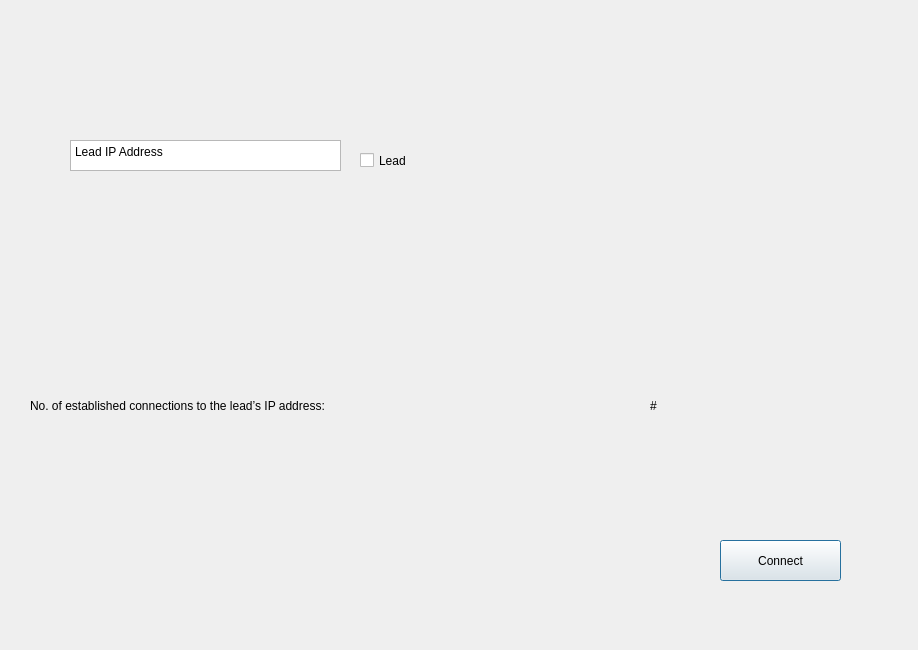
This is ui/Team Configuration.ui in CS4311-spring-2020/pick-tool-team14-keikaku as Qt 5 draws it before an edit. The edited form follows.
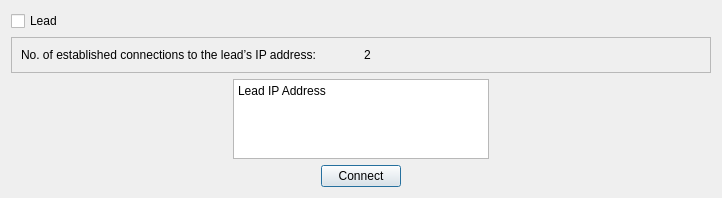
This is the edited form.

Commit message: export config

```diff
--- a/ui/Team Configuration.ui
+++ b/ui/Team Configuration.ui
@@ -6,95 +6,100 @@
    <rect>
     <x>0</x>
     <y>0</y>
-    <width>918</width>
-    <height>650</height>
+    <width>722</width>
+    <height>198</height>
    </rect>
   </property>
   <property name="windowTitle">
    <string>Dialog</string>
   </property>
+  <layout class="QVBoxLayout" name="verticalLayout">
+   <item>
   <widget class="QCheckBox" name="lead_box">
-   <property name="geometry">
-    <rect>
-     <x>360</x>
-     <y>140</y>
-     <width>61</width>
-     <height>41</height>
-    </rect>
+     <property name="styleSheet">
+      <string notr="true">
+font: 12pt &quot;Arial&quot;;</string>
    </property>
    <property name="text">
     <string>Lead</string>
    </property>
   </widget>
+   </item>
+   <item>
+    <widget class="QFrame" name="frame">
+     <property name="frameShape">
+      <enum>QFrame::StyledPanel</enum>
+     </property>
+     <property name="frameShadow">
+      <enum>QFrame::Raised</enum>
+     </property>
+     <layout class="QHBoxLayout" name="horizontalLayout">
+      <item>
+       <widget class="QLabel" name="label">
+        <property name="styleSheet">
+         <string notr="true">
+font: 14pt &quot;Arial&quot;;</string>
+        </property>
+        <property name="text">
+         <string>No. of established connections to the lead’s IP address:</string>
+        </property>
+       </widget>
+      </item>
+      <item>
+       <widget class="QLabel" name="number">
+        <property name="styleSheet">
+         <string notr="true">font: 87 14pt &quot;Arial&quot;;</string>
+        </property>
+        <property name="text">
+         <string>2</string>
+        </property>
+       </widget>
+      </item>
+     </layout>
+    </widget>
+   </item>
+   <item alignment="Qt::AlignHCenter">
   <widget class="QPlainTextEdit" name="plainTextEdit">
-   <property name="geometry">
-    <rect>
-     <x>70</x>
-     <y>140</y>
-     <width>271</width>
-     <height>31</height>
-    </rect>
+     <property name="sizePolicy">
+      <sizepolicy hsizetype="Minimum" vsizetype="Minimum">
+       <horstretch>0</horstretch>
+       <verstretch>0</verstretch>
+      </sizepolicy>
+     </property>
+     <property name="minimumSize">
+      <size>
+       <width>50</width>
+       <height>50</height>
+      </size>
+     </property>
+     <property name="maximumSize">
+      <size>
+       <width>300</width>
+       <height>80</height>
+      </size>
+     </property>
+     <property name="styleSheet">
+      <string notr="true">font: 10pt &quot;Arial&quot;;</string>
    </property>
    <property name="plainText">
     <string>Lead IP Address</string>
    </property>
   </widget>
-  <widget class="QLabel" name="label">
-   <property name="geometry">
-    <rect>
-     <x>30</x>
-     <y>360</y>
-     <width>611</width>
-     <height>91</height>
-    </rect>
-   </property>
-   <property name="styleSheet">
-    <string notr="true">font: 87 12pt &quot;Arial Black&quot;;</string>
-   </property>
-   <property name="text">
-    <string>No. of established connections to the lead’s IP address:</string>
-   </property>
-  </widget>
+   </item>
+   <item alignment="Qt::AlignHCenter">
   <widget class="QPushButton" name="connectButton">
-   <property name="geometry">
-    <rect>
-     <x>720</x>
-     <y>540</y>
-     <width>121</width>
-     <height>41</height>
-    </rect>
+     <property name="sizePolicy">
+      <sizepolicy hsizetype="Fixed" vsizetype="Fixed">
+       <horstretch>0</horstretch>
+       <verstretch>0</verstretch>
+      </sizepolicy>
    </property>
    <property name="text">
     <string>Connect</string>
    </property>
   </widget>
-  <widget class="QLabel" name="label_2">
-   <property name="geometry">
-    <rect>
-     <x>650</x>
-     <y>390</y>
-     <width>55</width>
-     <height>31</height>
-    </rect>
-   </property>
-   <property name="styleSheet">
-    <string notr="true">font: 87 8pt &quot;Arial Black&quot;;</string>
-   </property>
-   <property name="text">
-    <string>#</string>
-   </property>
-  </widget>
-  <widget class="QWidget" name="gridLayoutWidget">
-   <property name="geometry">
-    <rect>
-     <x>19</x>
-     <y>20</y>
-     <width>881</width>
-     <height>571</height>
-    </rect>
-   </property>
-   <layout class="QGridLayout" name="gridLayout"/>
-  </widget>
+   </item>
+  </layout>
  </widget>
  <resources/>
  <connections/>
```
Lines whose indentation alone changed are shown as unchanged. The commit also changes 2 other files.
